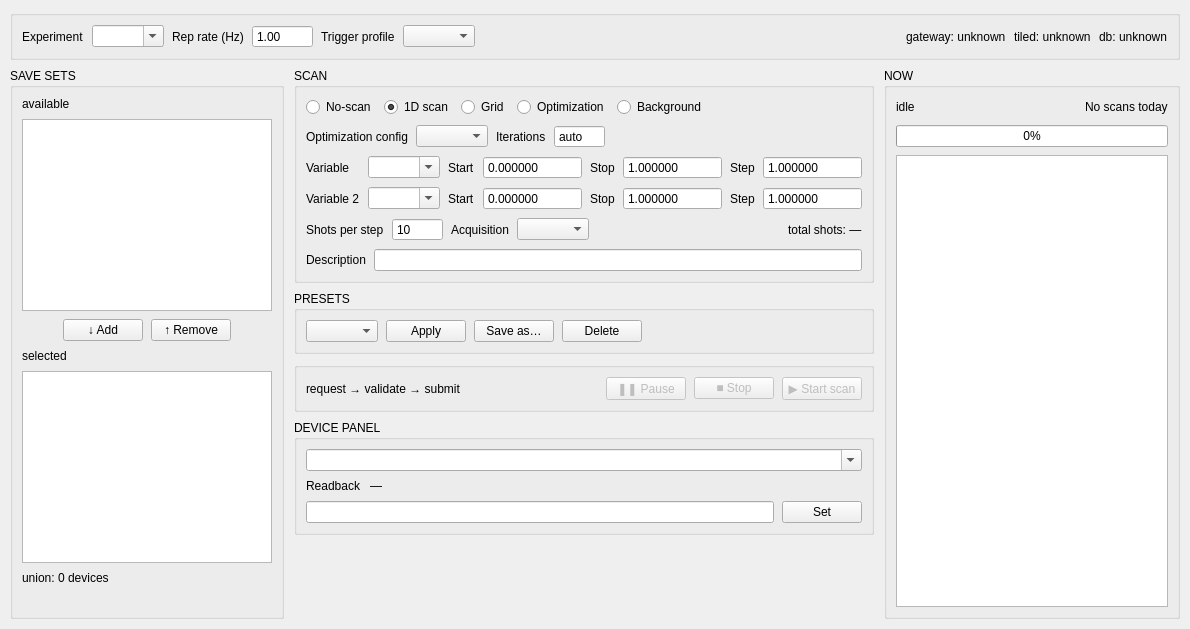
The window that GEECS-Console/geecs_console/app/ui/main_window.ui (GEECS-BELLA/GEECS-Plugins) describes before a commit, drawn with Qt 5.
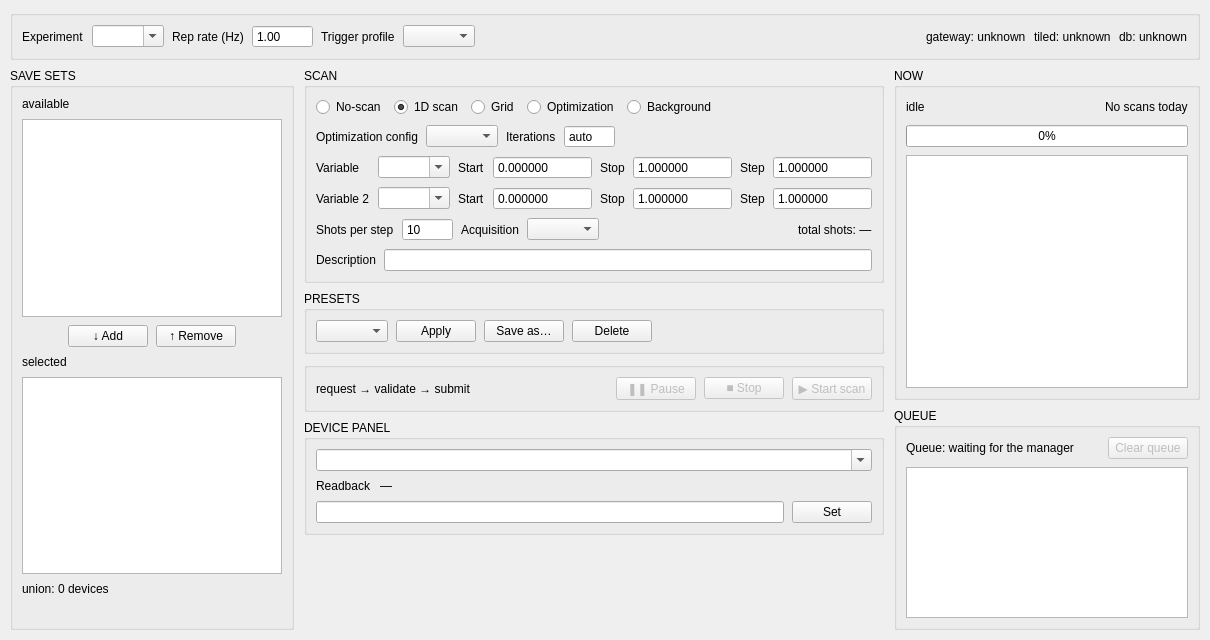
The same window after the commit.

Commit message: GEECS-Console 0.28.0: R8 queue panel (running / waiting / finished items, Clear queue) over the manager status poll; BackgroundResult hops results onto the GUI thread

```diff
--- a/GEECS-Console/geecs_console/app/ui/main_window.ui
+++ b/GEECS-Console/geecs_console/app/ui/main_window.ui
@@ -852,7 +852,7 @@
      </item>
      <!-- Right column: R6 now panel (R7 moved to the middle column, 0.19.1) -->
      <item>
-      <layout class="QVBoxLayout" name="right_column">
+      <layout class="QVBoxLayout" name="right_column" stretch="3,2">
         <property name="spacing">
          <number>8</number>
         </property>
@@ -916,6 +916,63 @@
          </layout>
         </widget>
        </item>
+       <!-- R8: queue panel (running / waiting / finished items on the manager) -->
+       <item>
+        <widget class="QGroupBox" name="r8_group">
+         <property name="title">
+          <string>QUEUE</string>
+         </property>
+         <layout class="QVBoxLayout" name="r8_layout">
+          <property name="spacing">
+           <number>8</number>
+          </property>
+          <item>
+           <layout class="QHBoxLayout" name="r8_summary_layout">
+            <item>
+             <widget class="QLabel" name="r8_summary_label">
+              <property name="text">
+               <string>Queue: waiting for the manager</string>
+              </property>
+             </widget>
+            </item>
+            <item>
+             <spacer name="r8_summary_spacer">
+              <property name="orientation">
+               <enum>Qt::Horizontal</enum>
+              </property>
+              <property name="sizeHint" stdset="0">
+               <size>
+                <width>20</width>
+                <height>20</height>
+               </size>
+              </property>
+             </spacer>
+            </item>
+            <item>
+             <widget class="QPushButton" name="r8_clear_button">
+              <property name="text">
+               <string>Clear queue</string>
+              </property>
+              <property name="enabled">
+               <bool>false</bool>
+              </property>
+             </widget>
+            </item>
+           </layout>
+          </item>
+          <item>
+           <widget class="QTableWidget" name="r8_table">
+            <property name="minimumSize">
+             <size>
+              <width>0</width>
+              <height>120</height>
+             </size>
+            </property>
+           </widget>
+          </item>
+         </layout>
+        </widget>
+       </item>
       </layout>
      </item>
     </layout>
```
The commit also changes 11 other files.
